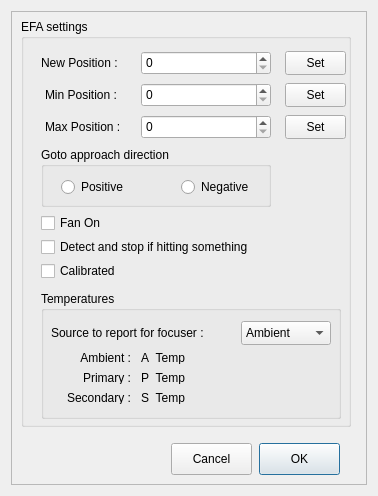
Above: efa.ui from rpineau/EFA before the change. Below: the same form after it.
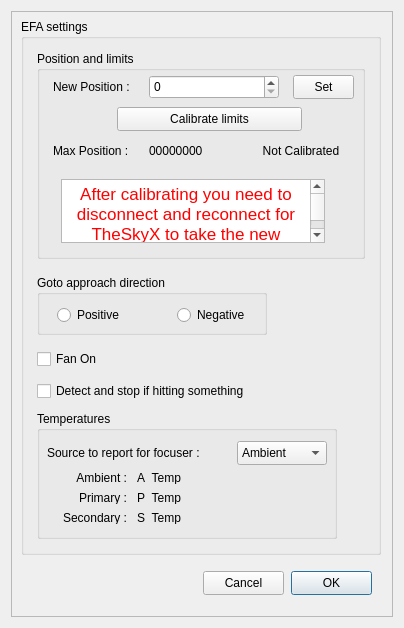
That is the form after the change. Custom widgets are drawn as their Qt base class.

Commit message: Fix the limit calibration issues.

Diff of the .ui file:
```diff
--- a/efa.ui
+++ b/efa.ui
@@ -6,8 +6,8 @@
    <rect>
     <x>0</x>
     <y>0</y>
-    <width>378</width>
-    <height>496</height>
+    <width>404</width>
+    <height>628</height>
    </rect>
   </property>
   <property name="sizePolicy">
@@ -18,14 +18,14 @@
   </property>
   <property name="minimumSize">
    <size>
-    <width>378</width>
-    <height>496</height>
+    <width>404</width>
+    <height>628</height>
    </size>
   </property>
   <property name="maximumSize">
    <size>
-    <width>378</width>
-    <height>496</height>
+    <width>404</width>
+    <height>628</height>
    </size>
   </property>
   <property name="windowTitle">
@@ -63,83 +63,18 @@
        <rect>
         <x>10</x>
         <y>8</y>
-        <width>330</width>
-        <height>408</height>
+        <width>360</width>
+        <height>536</height>
        </rect>
       </property>
       <property name="title">
        <string>EFA settings</string>
       </property>
-      <widget class="QLabel" name="label_4">
-       <property name="geometry">
-        <rect>
-         <x>24</x>
-         <y>96</y>
-         <width>91</width>
-         <height>24</height>
-        </rect>
-       </property>
-       <property name="text">
-        <string>Max Position :</string>
-       </property>
-      </widget>
-      <widget class="QSpinBox" name="posLimitMin">
-       <property name="geometry">
-        <rect>
-         <x>120</x>
-         <y>64</y>
-         <width>130</width>
-         <height>24</height>
-        </rect>
-       </property>
-       <property name="maximum">
-        <number>9999999</number>
-       </property>
-      </widget>
-      <widget class="QSpinBox" name="newPos">
-       <property name="geometry">
-        <rect>
-         <x>120</x>
-         <y>32</y>
-         <width>130</width>
-         <height>24</height>
-        </rect>
-       </property>
-       <property name="maximum">
-        <number>9999999</number>
-       </property>
-      </widget>
-      <widget class="QLabel" name="label_2">
-       <property name="geometry">
-        <rect>
-         <x>20</x>
-         <y>32</y>
-         <width>91</width>
-         <height>24</height>
-        </rect>
-       </property>
-       <property name="text">
-        <string>New Position :</string>
-       </property>
-      </widget>
-      <widget class="QPushButton" name="pushButton">
-       <property name="geometry">
-        <rect>
-         <x>264</x>
-         <y>32</y>
-         <width>61</width>
-         <height>24</height>
-        </rect>
-       </property>
-       <property name="text">
-        <string>Set</string>
-       </property>
-      </widget>
       <widget class="QCheckBox" name="isFanOn">
        <property name="geometry">
         <rect>
-         <x>20</x>
-         <y>192</y>
+         <x>16</x>
+         <y>328</y>
          <width>85</width>
          <height>24</height>
         </rect>
@@ -148,24 +83,11 @@
         <string>Fan On</string>
        </property>
       </widget>
-      <widget class="QCheckBox" name="isCalibrated">
-       <property name="geometry">
-        <rect>
-         <x>20</x>
-         <y>240</y>
-         <width>85</width>
-         <height>24</height>
-        </rect>
-       </property>
-       <property name="text">
-        <string>Calibrated</string>
-       </property>
-      </widget>
       <widget class="QCheckBox" name="isStopDetect">
        <property name="geometry">
         <rect>
-         <x>20</x>
-         <y>216</y>
+         <x>16</x>
+         <y>360</y>
          <width>240</width>
          <height>24</height>
         </rect>
@@ -177,8 +99,8 @@
       <widget class="QGroupBox" name="groupBox_2">
        <property name="geometry">
         <rect>
-         <x>20</x>
-         <y>128</y>
+         <x>16</x>
+         <y>256</y>
          <width>230</width>
          <height>60</height>
         </rect>
@@ -213,24 +135,11 @@
         </property>
        </widget>
       </widget>
-      <widget class="QPushButton" name="pushButton_2">
-       <property name="geometry">
-        <rect>
-         <x>264</x>
-         <y>64</y>
-         <width>61</width>
-         <height>24</height>
-        </rect>
-       </property>
-       <property name="text">
-        <string>Set</string>
-       </property>
-      </widget>
       <widget class="QGroupBox" name="groupBox_3">
        <property name="geometry">
         <rect>
-         <x>20</x>
-         <y>272</y>
+         <x>16</x>
+         <y>392</y>
          <width>300</width>
          <height>128</height>
         </rect>
@@ -367,53 +276,138 @@
         </property>
        </widget>
       </widget>
-      <widget class="QLabel" name="label_7">
+      <widget class="QGroupBox" name="groupBox_4">
        <property name="geometry">
         <rect>
-         <x>24</x>
-         <y>64</y>
-         <width>91</width>
-         <height>24</height>
+         <x>16</x>
+         <y>32</y>
+         <width>328</width>
+         <height>208</height>
         </rect>
        </property>
-       <property name="text">
-        <string>Min Position :</string>
+       <property name="title">
+        <string>Position and limits</string>
        </property>
-      </widget>
-      <widget class="QSpinBox" name="posLimitMax">
-       <property name="geometry">
-        <rect>
-         <x>120</x>
-         <y>96</y>
-         <width>130</width>
-         <height>24</height>
-        </rect>
-       </property>
-       <property name="maximum">
-        <number>9999999</number>
-       </property>
-      </widget>
-      <widget class="QPushButton" name="pushButton_3">
-       <property name="geometry">
-        <rect>
-         <x>264</x>
-         <y>96</y>
-         <width>61</width>
-         <height>24</height>
-        </rect>
-       </property>
-       <property name="text">
-        <string>Set</string>
-       </property>
+       <widget class="QLabel" name="maxPos">
+        <property name="geometry">
+         <rect>
+          <x>112</x>
+          <y>88</y>
+          <width>72</width>
+          <height>24</height>
+         </rect>
+        </property>
+        <property name="text">
+         <string>00000000</string>
+        </property>
+       </widget>
+       <widget class="QLabel" name="label_2">
+        <property name="geometry">
+         <rect>
+          <x>16</x>
+          <y>24</y>
+          <width>91</width>
+          <height>24</height>
+         </rect>
+        </property>
+        <property name="text">
+         <string>New Position :</string>
+        </property>
+       </widget>
+       <widget class="QPushButton" name="pushButton_2">
+        <property name="geometry">
+         <rect>
+          <x>80</x>
+          <y>56</y>
+          <width>185</width>
+          <height>24</height>
+         </rect>
+        </property>
+        <property name="text">
+         <string>Calibrate limits</string>
+        </property>
+       </widget>
+       <widget class="QSpinBox" name="newPos">
+        <property name="geometry">
+         <rect>
+          <x>112</x>
+          <y>24</y>
+          <width>130</width>
+          <height>24</height>
+         </rect>
+        </property>
+        <property name="maximum">
+         <number>9999999</number>
+        </property>
+       </widget>
+       <widget class="QTextBrowser" name="textBrowser">
+        <property name="geometry">
+         <rect>
+          <x>24</x>
+          <y>128</y>
+          <width>264</width>
+          <height>64</height>
+         </rect>
+        </property>
+        <property name="html">
+         <string>&lt;!DOCTYPE HTML PUBLIC &quot;-//W3C//DTD HTML 4.0//EN&quot; &quot;http://www.w3.org/TR/REC-html40/strict.dtd&quot;&gt;
+&lt;html&gt;&lt;head&gt;&lt;meta name=&quot;qrichtext&quot; content=&quot;1&quot; /&gt;&lt;style type=&quot;text/css&quot;&gt;
+p, li { white-space: pre-wrap; }
+&lt;/style&gt;&lt;/head&gt;&lt;body style=&quot; font-family:'.AppleSystemUIFont'; font-size:13pt; font-weight:400; font-style:normal;&quot;&gt;
+&lt;p align=&quot;center&quot; style=&quot; margin-top:0px; margin-bottom:0px; margin-left:0px; margin-right:0px; -qt-block-indent:0; text-indent:0px;&quot;&gt;&lt;span style=&quot; color:#ff0000;&quot;&gt;After calibrating you need to disconnect and reconnect for TheSkyX to take the new values into account&lt;/span&gt;&lt;/p&gt;&lt;/body&gt;&lt;/html&gt;</string>
+        </property>
+       </widget>
+       <widget class="QPushButton" name="pushButton">
+        <property name="geometry">
+         <rect>
+          <x>256</x>
+          <y>24</y>
+          <width>61</width>
+          <height>24</height>
+         </rect>
+        </property>
+        <property name="text">
+         <string>Set</string>
+        </property>
+       </widget>
+       <widget class="QLabel" name="label_4">
+        <property name="geometry">
+         <rect>
+          <x>16</x>
+          <y>88</y>
+          <width>91</width>
+          <height>24</height>
+         </rect>
+        </property>
+        <property name="text">
+         <string>Max Position :</string>
+        </property>
+       </widget>
+       <widget class="QLabel" name="isCalibrated">
+        <property name="geometry">
+         <rect>
+          <x>208</x>
+          <y>88</y>
+          <width>112</width>
+          <height>24</height>
+         </rect>
+        </property>
+        <property name="text">
+         <string>Not Calibrated</string>
+        </property>
+        <property name="alignment">
+         <set>Qt::AlignCenter</set>
+        </property>
+       </widget>
       </widget>
      </widget>
      <widget class="QPushButton" name="pushButtonCancel">
       <property name="geometry">
        <rect>
-        <x>160</x>
-        <y>432</y>
+        <x>192</x>
+        <y>560</y>
         <width>81</width>
-        <height>32</height>
+        <height>24</height>
        </rect>
       </property>
       <property name="text">
@@ -426,10 +420,10 @@
       </property>
       <property name="geometry">
        <rect>
-        <x>248</x>
-        <y>432</y>
+        <x>280</x>
+        <y>560</y>
         <width>81</width>
-        <height>32</height>
+        <height>24</height>
        </rect>
       </property>
       <property name="text">
```
The commit also changes 4 other files.
